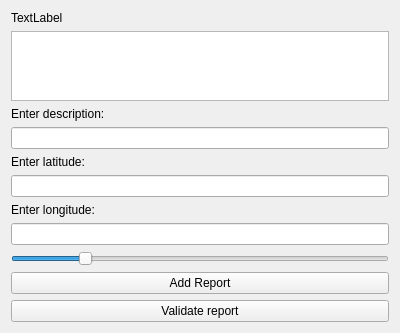
First picture: the form in gui/gui.ui, repository miagiurgiu/RedoneWazeOOPExam, before the edit.
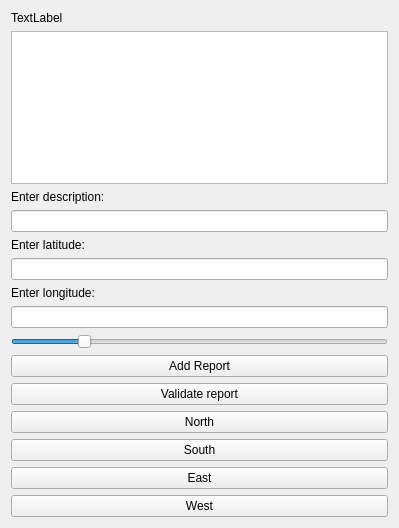
Second picture: the form after the edit.

```diff
--- a/gui/gui.ui
+++ b/gui/gui.ui
@@ -6,8 +6,8 @@
    <rect>
     <x>0</x>
     <y>0</y>
-    <width>400</width>
-    <height>300</height>
+    <width>399</width>
+    <height>528</height>
    </rect>
   </property>
   <property name="windowTitle">
@@ -84,6 +84,34 @@
      </property>
     </widget>
    </item>
+   <item>
+    <widget class="QPushButton" name="northButton">
+     <property name="text">
+      <string>North</string>
+     </property>
+    </widget>
+   </item>
+   <item>
+    <widget class="QPushButton" name="southButton">
+     <property name="text">
+      <string>South</string>
+     </property>
+    </widget>
+   </item>
+   <item>
+    <widget class="QPushButton" name="eastButton">
+     <property name="text">
+      <string>East</string>
+     </property>
+    </widget>
+   </item>
+   <item>
+    <widget class="QPushButton" name="westButton">
+     <property name="text">
+      <string>West</string>
+     </property>
+    </widget>
+   </item>
   </layout>
   <zorder>reportsListWidget</zorder>
   <zorder>statusLabel</zorder>
```
Left out of the diff: 4 changed lines with no effect on the pictures.
